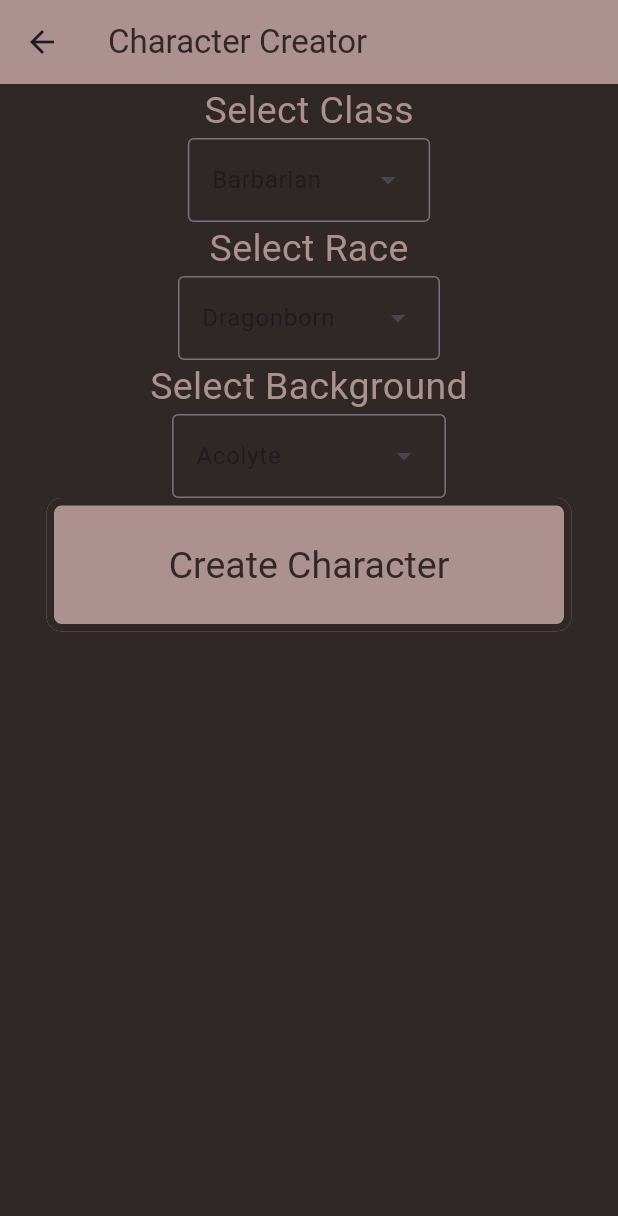
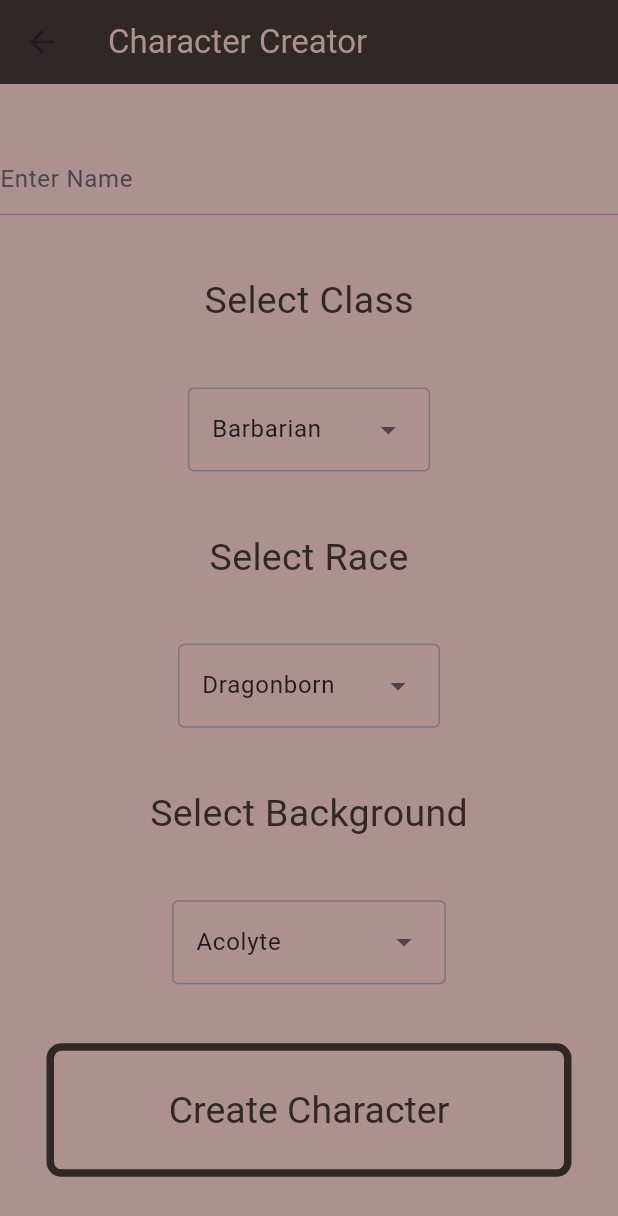
Before and after one commit to EvanMarnik/dnd_character_sheet_app, a Flutter app: the screen it shows after launch, after a tap on "Create Character", on a phone screen of 412 x 824 dp. Shown: the top 1216 px of the screen. Run offline on Flutter 3.47's test engine with Material 3 defaults, Android fonts, the phone set to English and light mode, and no system bars; Roboto replaces fonts that are missing (Lancelot).

Commit message:
Update character_creator_view.dart

```diff
--- a/lib/view/character_creator_view.dart
+++ b/lib/view/character_creator_view.dart
@@ -1,7 +1,10 @@
+import 'dart:ffi';
+
+import 'package:dnd_character_sheet_app/view_model/character_creator_view_model.dart';
 import 'package:flutter/material.dart';
 import 'package:dnd_character_sheet_app/constants.dart';
 import 'package:dnd_character_sheet_app/view_model/character_list_view_model.dart';
-
+import 'package:dnd_character_sheet_app/view/character_list_view.dart';
 import '../model/character_model.dart';
 import '../model/character_option.dart';
 
@@ -19,101 +22,120 @@ class _CharacterCreatorViewState extends State<CharacterCreatorView> {
   CharacterListViewModel characterListViewModel;
 
   _CharacterCreatorViewState({required this.characterListViewModel});
+
   CharacterOption? selectedClass = barbarian;
-  String selectedRace = 'dragonborn';
-  String selectedBG = 'acolyte';
+  CharacterOption? selectedRace = dragonborn;
+  CharacterOption? selectedBG = acolyte;
+  String selectedName = "";
   List<CharacterOption> classList = classes;
-  List<String> raceList = ['Dragonborn','Dwarf','Elf','Gnome','Half Elf','Halfling','Half Orc','Human','Tiefling'];
-  List<String> backgroundList = ['Acolyte','Charlatan', 'Criminal', 'Entertainer', 'Folk Hero', 'Guild Artisan', 'Hermit', 'Noble',
-    'Outlander', 'Sage', 'Sailor', 'Soldier', 'Urchin'];
-
+  List<CharacterOption> raceList = races;
+  List<CharacterOption> backgroundList = backgrounds;
 
   @override
   Widget build(BuildContext context) {
     // TODO: implement build
     return Scaffold(
+      backgroundColor: Color(0xFFAD9090),
         appBar: AppBar(
-          backgroundColor: Color(0xFFAD9090),
+          backgroundColor: Color(0xFF302727),
           title: const Text('Character Creator',
-              style: TextStyle(color: const Color(0xFF302727))),
+              style: TextStyle(color: const Color(0xFFAD9090))),
         ),
         body: Center(
 
             child: Column(
+                mainAxisAlignment: MainAxisAlignment.spaceEvenly,
+                crossAxisAlignment: CrossAxisAlignment.center,
                 children: <Widget>[
+          TextField(
+            decoration: InputDecoration(
+                hintText: 'Enter Name', iconColor: Color(0xFFAD9090)),
+              onChanged: (text) {
+                selectedName = text;
+              }
+          ),
           const Text(
             'Select Class',
             style: TextStyle(
-                      color: Color(0xFFAD9090),
+              color: Color(0xFF302727),
             ),
           ),
           DropdownMenu(
-
-                dropdownMenuEntries:
-                    classList.map<DropdownMenuEntry<CharacterOption>>((CharacterOption value) {
-                  return DropdownMenuEntry<CharacterOption>(value: value, label: value.name);
+              dropdownMenuEntries: classList
+                  .map<DropdownMenuEntry<CharacterOption>>(
+                      (CharacterOption value) {
+                return DropdownMenuEntry<CharacterOption>(
+                    value: value, label: value.name);
               }).toList(),
               initialSelection: classList.first,
-
               menuStyle: MenuStyle(
-                  backgroundColor: MaterialStatePropertyAll<Color>(Color(0xFFAD9090))
-                ),
+                  backgroundColor:
+                      MaterialStatePropertyAll<Color>(Color(0xFFAD9090))),
               onSelected: (CharacterOption? classPick) {
                 setState(() {
-                      selectedClass= classPick;
+                  selectedClass = classPick;
                 });
-                  }
-              ),
+              }),
           const Text(
             'Select Race',
             style: TextStyle(
-                      color: Color(0xFFAD9090),
+              color: Color(0xFF302727),
             ),
           ),
           DropdownMenu(
-
-                    dropdownMenuEntries:
-                    raceList.map<DropdownMenuEntry<String>>((String value) {
-                      return DropdownMenuEntry<String>(value: value, label: value);
+              dropdownMenuEntries: raceList
+                  .map<DropdownMenuEntry<CharacterOption>>(
+                      (CharacterOption value) {
+                return DropdownMenuEntry<CharacterOption>(
+                    value: value, label: value.name);
               }).toList(),
               initialSelection: raceList.first,
-
               menuStyle: MenuStyle(
-                        backgroundColor: MaterialStatePropertyAll<Color>(Color(0xFFAD9090))
-                    ),
-                  ),
+                  backgroundColor:
+                      MaterialStatePropertyAll<Color>(Color(0xFFAD9090))),
+              onSelected: (CharacterOption? racePick) {
+                setState(() {
+                  selectedRace = racePick;
+                });
+              }),
           const Text(
             'Select Background',
             style: TextStyle(
-                      color: Color(0xFFAD9090),
+              color: Color(0xFF302727),
             ),
           ),
           DropdownMenu(
-
-                    dropdownMenuEntries:
-                    backgroundList.map<DropdownMenuEntry<String>>((String value) {
-                      return DropdownMenuEntry<String>(value: value, label: value);
+              dropdownMenuEntries: backgroundList
+                  .map<DropdownMenuEntry<CharacterOption>>(
+                      (CharacterOption value) {
+                return DropdownMenuEntry<CharacterOption>(
+                    value: value, label: value.name);
               }).toList(),
               initialSelection: backgroundList.first,
+              menuStyle: MenuStyle(
+                  backgroundColor:
+                      MaterialStatePropertyAll<Color>(Color(0xFFAD9090))),
+              onSelected: (CharacterOption? bgPick) {
+                setState(() {
+                  selectedBG = bgPick;
+                });
+              }),
+          SizedBox(
 
-                    menuStyle: MenuStyle(
-                        backgroundColor: MaterialStatePropertyAll<Color>(Color(0xFFAD9090))
-                    ),
-                  ),
-
-                  SizedBox(
               width: 350,
               child: FilledButton(
+
                 style: FilledButton.styleFrom(
                   textStyle: const TextStyle(fontSize: 25),
                 ),
-                        onPressed: (){
-                          Navigator.pushNamed(context, sheetRoute, arguments: CharacterModel(
-                            name: "Coddrin Thunderslayer",
+                onPressed: () {
+                  Navigator.pushNamed(context, sheetRoute,
+                      arguments: CharacterModel(
+                        name: selectedName,
                         charClass: selectedClass!,
                         subclass: null,
-                            background: folkHero,
-                            race: halfOrc,
+                        background: selectedBG!,
+                        race: selectedRace!,
                         abilityScores: [16, 14, 16, 8, 10, 8],
                         spells: null,
                         maxSpellSlots: null,
@@ -124,11 +146,10 @@ class _CharacterCreatorViewState extends State<CharacterCreatorView> {
                         speed: 30,
                         hitDice: 12,
                       ));
+                  //CharacterCreatorViewModel(characterListViewModel: characterListViewModel).constructCharacter();
                 },
                 child: const Text('Create Character'),
-                      )
-                  )
-
+              ))
         ])));
   }
 }
```
Lines whose indentation alone changed are shown as unchanged.
